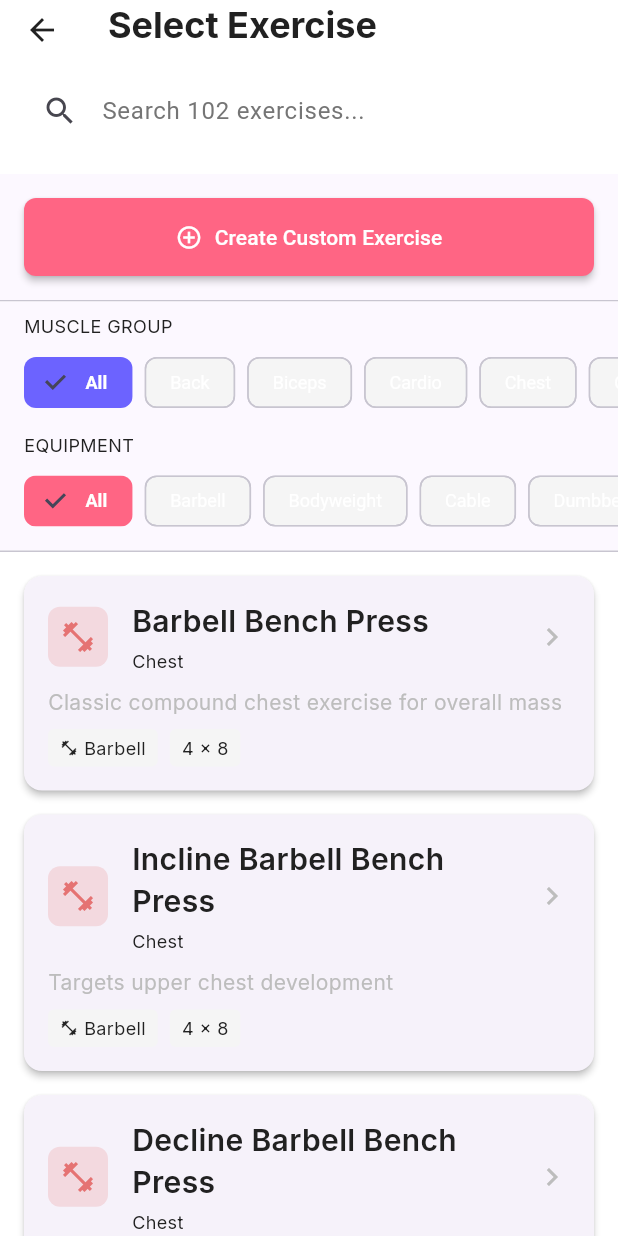
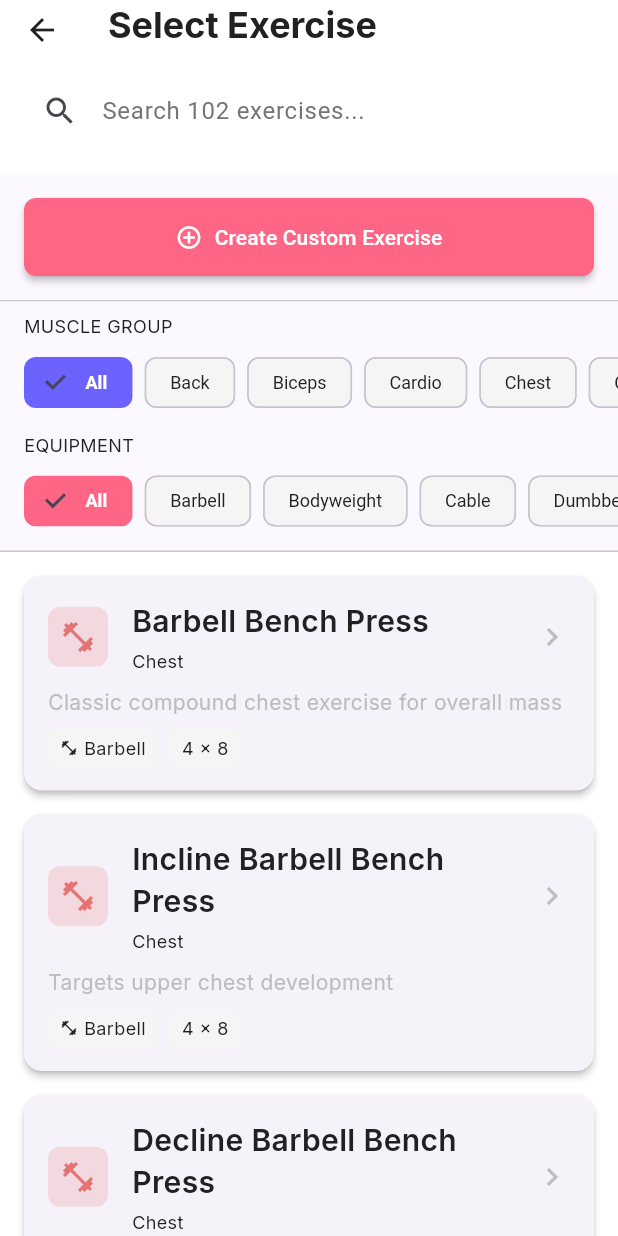
Before and after one commit to nabulsi3991-ui/reprise-trainer, a Flutter app: the WorkoutScreen screen opened directly, after a tap on "Add Exercise", on a phone screen of 412 x 824 dp. Run offline on Flutter 3.47's test engine with Material 3 defaults, Android fonts, the light colour scheme and no system bars; our stand-ins replace cloud_firestore, firebase_auth, firebase_core, flutter_local_notifications, google_fonts, hive_flutter and 2 more; accounts and stored records are empty.

Commit message:
Add unified theme system with trainer/trainee colors and fix all text colors to black

```diff
--- a/lib/core/constants/app_text_styles.dart
+++ b/lib/core/constants/app_text_styles.dart
@@ -5,7 +5,7 @@ import 'app_colors.dart';
 class AppTextStyles {
   // Headings
  static TextStyle h4({
-  Color color = AppColors.textPrimaryLight,
+  Color color = AppColors.textPrimary,
   FontWeight?  fontWeight,
 }) {
   return TextStyle(
--- a/lib/features/trainer/screens/trainee_detail_screen.dart
+++ b/lib/features/trainer/screens/trainee_detail_screen.dart
@@ -2,6 +2,7 @@ import 'package:flutter/material.dart';
 import 'package:provider/provider.dart';
 import 'package:intl/intl.dart';
 import 'package:reprise/core/constants/app_colors.dart';
+import 'package:reprise/core/theme/app_theme_manager.dart';
 import 'package:reprise/core/constants/app_text_styles.dart';
 import 'package:reprise/core/constants/app_spacing.dart';
 import 'package:reprise/features/workout/providers/assigned_workout_provider.dart';
@@ -128,7 +129,7 @@ void initState() {
                 icon: const Icon(Icons.add),
                 label: const Text('Assign Workout'),
                 style: ElevatedButton.styleFrom(
-                  backgroundColor: AppColors.secondary,
+                  backgroundColor: AppThemeManager.primaryColor,
                   padding: const EdgeInsets.symmetric(vertical: AppSpacing.md),
                 ),
               ),
--- a/lib/features/workout/screens/exercise_selector_screen.dart
+++ b/lib/features/workout/screens/exercise_selector_screen.dart
@@ -5,6 +5,7 @@ import 'package:reprise/core/constants/app_spacing.dart';
 import 'package:reprise/shared/models/exercise_library.dart';
 import 'package:reprise/features/workout/screens/custom_exercise_screen.dart';
 import 'package:reprise/shared/widgets/swipe_to_delete.dart';
+import 'package:reprise/core/theme/app_theme_manager.dart';
 
 class ExerciseSelectorScreen extends StatefulWidget {
   const ExerciseSelectorScreen({super.key});
@@ -108,7 +109,7 @@ class _ExerciseSelectorScreenState extends State<ExerciseSelectorScreen> {
                   ? 'Create Custom Exercise ($customCount saved)'
                   : 'Create Custom Exercise'),
               style: ElevatedButton.styleFrom(
-                backgroundColor: AppColors.secondary,
+                backgroundColor: AppThemeManager.secondaryColor,
                 foregroundColor: Colors.white,
                 padding: const EdgeInsets.symmetric(vertical: AppSpacing.md),
               ),
@@ -166,9 +167,9 @@ class _ExerciseSelectorScreenState extends State<ExerciseSelectorScreen> {
                           backgroundColor:  AppColors.surfaceLight,
                           selectedColor: AppColors.primary,
                           labelStyle: TextStyle(
-                            color: isSelected ? Colors.white : AppColors.textPrimaryLight,
-                            fontWeight: isSelected ? FontWeight.w600 : FontWeight.normal,
-                          ),
+                          color: isSelected ?  Colors.white : AppColors.textPrimary, // ✅ Black when not selected
+                          fontWeight: isSelected ? FontWeight.w600 :  FontWeight.normal,
+                        ),
                         ),
                       );
                     },
@@ -200,11 +201,11 @@ class _ExerciseSelectorScreenState extends State<ExerciseSelectorScreen> {
                             });
                           },
                           backgroundColor:  AppColors.surfaceLight,
-                          selectedColor: AppColors. secondary,
+                          selectedColor: AppThemeManager.secondaryColor,
                           labelStyle: TextStyle(
-                            color: isSelected ? Colors.white : AppColors.textPrimaryLight,
-                            fontWeight: isSelected ? FontWeight.w600 : FontWeight.normal,
-                          ),
+  color: isSelected ? Colors.white : AppColors.textPrimary, // ✅ Black when not selected
+  fontWeight: isSelected ? FontWeight.w600 : FontWeight.normal,
+),
                         ),
                       );
                     },
--- a/lib/features/workout/screens/workout_screen.dart
+++ b/lib/features/workout/screens/workout_screen.dart
@@ -2,6 +2,7 @@
 import 'package:flutter/material.dart';
 import 'package:provider/provider.dart';
 import 'package:reprise/core/constants/app_colors.dart';
+import 'package:reprise/core/theme/app_theme_manager.dart';
 import 'package:reprise/core/constants/app_text_styles.dart';
 import 'package:reprise/core/constants/app_spacing.dart';
 import 'package:reprise/shared/models/workout.dart';
@@ -1626,13 +1627,13 @@ void _showDurationInputDialog() {
             icon: const Icon(Icons. timer_outlined),
             onPressed: _showDurationInputDialog,
             tooltip: 'Change Duration',
-            color: _manualDurationMinutes > 0 ? AppColors.primary : null,
+            color: _manualDurationMinutes > 0 ? AppThemeManager.primaryColor : null,
           ),
 
         IconButton(
           icon: Icon(
             _currentWorkout.notes != null ?  Icons.note :  Icons.note_outlined,
-            color: _currentWorkout.notes != null ? AppColors.primary :  null,
+            color: _currentWorkout.notes != null ?  AppThemeManager.primaryColor :   null,
           ),
           onPressed: _addWorkoutNotes,
           tooltip: 'Add Notes',
@@ -1643,6 +1644,7 @@ void _showDurationInputDialog() {
             icon: const Icon(Icons.save),
             onPressed: _saveAsTemplate,
             tooltip: 'Save as Template',
+            color:  AppThemeManager.primaryColor,
           ),
 
         if (! _isEditingTemplate && _currentWorkout.exercises.isNotEmpty)
@@ -1650,6 +1652,7 @@ void _showDurationInputDialog() {
             icon: const Icon(Icons.check),
             onPressed: _showFinishWorkoutDialog,
             tooltip: 'Finish Workout',
+            color:  AppThemeManager.primaryColor,
           ),
       ],
     ),
@@ -1675,14 +1678,14 @@ void _showDurationInputDialog() {
         ),
       ],
     ),
-    floatingActionButton: _isNavigating
-        ? null
-        : FloatingActionButton. extended(
-            onPressed: _addExercise,
-            icon:  const Icon(Icons.add),
-            label: const Text('Add Exercise'),
-            backgroundColor: AppColors.primary,
-          ),
+    floatingActionButton:  _isNavigating
+    ? null
+    : FloatingActionButton.extended(
+        onPressed: _addExercise,
+        icon: const Icon(Icons.add),
+        label: const Text('Add Exercise'),
+        backgroundColor: AppThemeManager.primaryColor, // ✅ Dynamic
+      ),
   ),
 );
   }
@@ -1854,7 +1857,7 @@ void _showDurationInputDialog() {
                   icon: const Icon(Icons.add, size: 18),
                   label: Text('Add Set (${exercise.sets.length + 1})'),
                   style: OutlinedButton.styleFrom(
-                    foregroundColor: AppColors.primary,
+                    foregroundColor: AppThemeManager.primaryColor,
                   ),
                 ),
                 if (exercise.sets.length > 1) ...[
```
Also changed, not shown: lib/features/workout/screens/template_picker_screen.dart (+52 -6 lines), lib/features/workout/screens/workout_list_screen.dart (+6 -4 lines).
